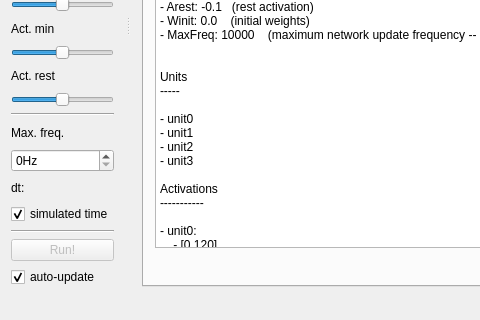
The window that src-MemoryExplorer/mainwindow.ui (severin-lemaignan/associative-memory) describes before a commit, drawn with Qt 5; both pictures show x 0 to 480 and y 297 to 617 of the 832 by 617 pixel window.
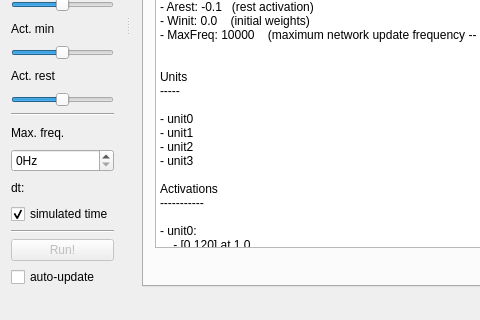
The same window after the commit. The open tabs and pages were chosen to show the change. Icons and pictures are not drawn. Custom widgets are drawn as their Qt base class.

Commit message:
[memory explorer] Fixed issue with weight map rendering
Was due to the changes in MemoryNetwork enabling users to add units at any time: as a consequence, the size of the weights matrix was not known at start.

While here, several cosmetic changes

Diff of the .ui file:
```diff
--- a/src-MemoryExplorer/mainwindow.ui
+++ b/src-MemoryExplorer/mainwindow.ui
@@ -64,19 +64,19 @@
 -----------
 
 - unit0:
-    - [0,120]
-    - [500,550]
+    - [0,120] at 1.0
+    - [500,550] at 1.0
 
 - unit1:
-    - [20,100]
+    - [20,100] at 0.5
 
 - unit2:
-    - [120, 300]
-    - [450,525]
+    - [120, 300] at 0.8
+    - [450,525] at 1.0
 
 - unit3:
-   - [0,300]
-   - [450,550]
+   - [0,300] at 0.2
+   - [450,550] at 0.5
 
 Plots
 -----
@@ -496,11 +496,14 @@
        </item>
        <item>
         <widget class="QCheckBox" name="autoupdate_checkbox">
+         <property name="enabled">
+          <bool>true</bool>
+         </property>
          <property name="text">
           <string>auto-update</string>
          </property>
          <property name="checked">
-          <bool>true</bool>
+          <bool>false</bool>
          </property>
         </widget>
        </item>
```
Left out of the diff: 28 changed lines with no effect on the pictures. The commit also changes 1 other file.
